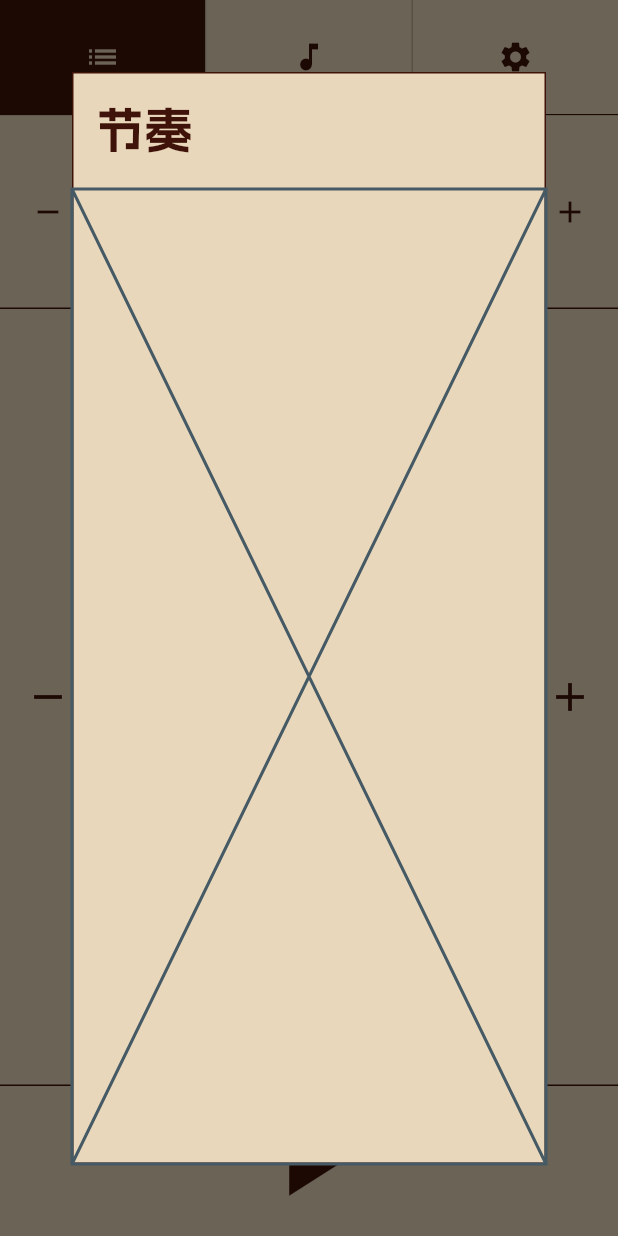
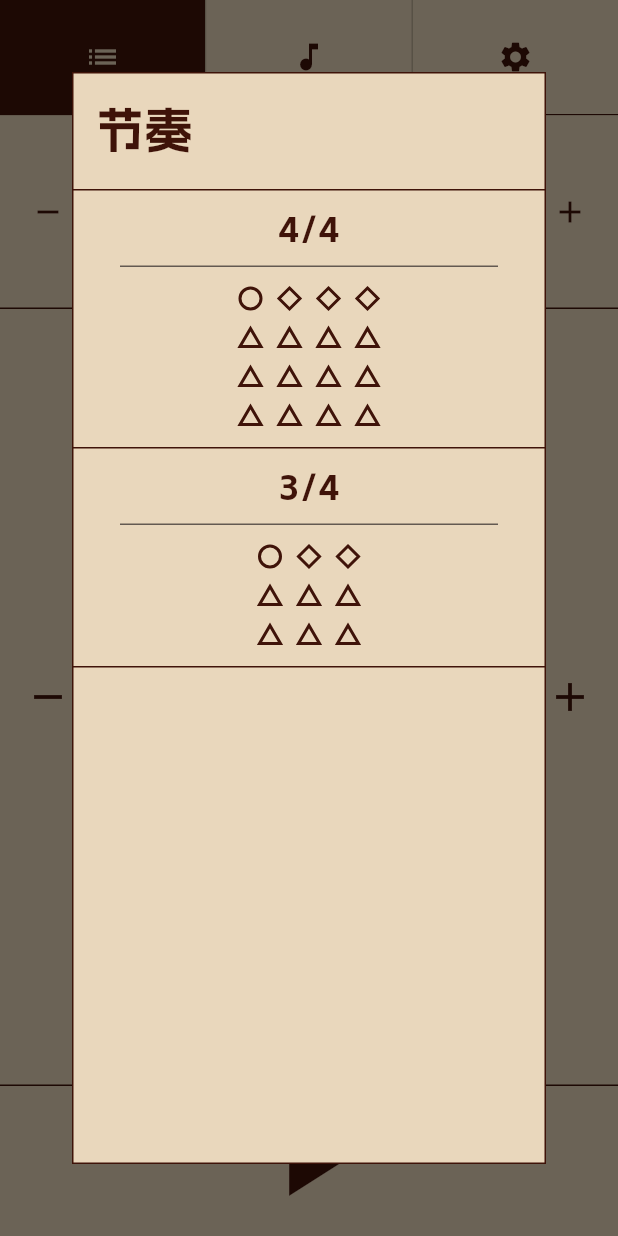
Before and after one commit to Prixii/meowtronome, a Flutter app: the screen it shows after launch, after a tap on the "list" icon, on a phone screen of 412 x 824 dp. Run offline on Flutter 3.47's test engine with Material 3 defaults, Android fonts, the phone set to English and light mode, and no system bars; our stand-ins replace freezed_annotation, shared_preferences; missing offline and left inert: flutter_soloud, window_manager; generated files the repository leaves out were written again; statements that could not run were skipped.

Commit message:
feat: ✨ 节奏型选择

```diff
--- a/lib/core/metronome.dart
+++ b/lib/core/metronome.dart
@@ -7,22 +7,18 @@ import 'package:meowtronome/core/scheduler/model.dart';
 import 'package:meowtronome/core/soloud/soloud_helper.dart';
 import 'package:meowtronome/gen/assets.gen.dart';
 import 'package:meowtronome/global.dart';
-import 'package:shared_preferences/shared_preferences.dart';
+import 'package:meowtronome/ui/shared_preferences_helper.dart';
 
 class Metronome {
   MetronomeState _state;
   final Scheduler _scheduler;
-  late final SharedPreferences prefs;
 
   Metronome() : _state = MetronomeState(), _scheduler = Scheduler();
 
   Future<void> init() async {
-    prefs = await SharedPreferences.getInstance();
-
-    final metronomeState = prefs.getString('metronomeState');
-    if (metronomeState != null) {
-      _state = MetronomeState.fromJson(jsonDecode(metronomeState));
-    }
+    _state = MetronomeState.fromJson(
+      sharedPreferencesHelper.getJsonAndDecode('metronomeState'),
+    );
 
     if (_state.soundTypeMap.isEmpty) {
       _state = _state.copyWith(soundTypeMap: defaultSoundMap);
@@ -202,7 +198,10 @@ class Metronome {
   }
 
   void saveState() {
-    prefs.setString('metronomeState', jsonEncode(_state.toJson()));
+    sharedPreferencesHelper.setString(
+      'metronomeState',
+      jsonEncode(_state.toJson()),
+    );
   }
 
   MetronomeState get state => _state;
--- a/lib/core/soloud/soloud_helper.dart
+++ b/lib/core/soloud/soloud_helper.dart
@@ -14,7 +14,7 @@ class SoloudHelper {
 
   String getSoundAssetOf(SoundType type) => _soundTypeMap[type]!;
 
-  Future<void> initialize() async {
+  Future<void> init() async {
     if (_initialized) return;
 
     await _soloud.init(sampleRate: 48000, bufferSize: 256);
--- a/lib/global.dart
+++ b/lib/global.dart
@@ -1,13 +1,14 @@
 import 'package:flutter/material.dart';
 import 'package:meowtronome/core/enums.dart';
+import 'package:meowtronome/core/rhythm_pattern.dart';
 import 'package:meowtronome/gen/fonts.gen.dart';
 import 'package:meowtronome/ui/metronome/model.dart';
 
 final noteStyles = [
-  NoteStyle(shape: NoteShape.square, soundType: SoundType.type4),
   NoteStyle(shape: NoteShape.circle, soundType: SoundType.type1),
   NoteStyle(shape: NoteShape.diamond, soundType: SoundType.type2),
   NoteStyle(shape: NoteShape.triangle, soundType: SoundType.type3),
+  NoteStyle(shape: NoteShape.square, soundType: SoundType.type4),
 ];
 
 final noteStyleMap = {for (final style in noteStyles) style.soundType: style};
@@ -35,3 +36,69 @@ const defaultSoundMap = {
   SoundType.type3: 'assets/audio/drum_2.wav',
   SoundType.type4: 'assets/audio/drum_3.wav',
 };
+
+const systemRhythmPatterns = [
+  RhythmPattern(
+    name: '4/4',
+    beats: [
+      Beat(
+        notes: [
+          Note(soundType: SoundType.type1),
+          Note(soundType: SoundType.type3),
+          Note(soundType: SoundType.type3),
+          Note(soundType: SoundType.type3),
+        ],
+      ),
+      Beat(
+        notes: [
+          Note(soundType: SoundType.type2),
+          Note(soundType: SoundType.type3),
+          Note(soundType: SoundType.type3),
+          Note(soundType: SoundType.type3),
+        ],
+      ),
+      Beat(
+        notes: [
+          Note(soundType: SoundType.type2),
+          Note(soundType: SoundType.type3),
+          Note(soundType: SoundType.type3),
+          Note(soundType: SoundType.type3),
+        ],
+      ),
+      Beat(
+        notes: [
+          Note(soundType: SoundType.type2),
+          Note(soundType: SoundType.type3),
+          Note(soundType: SoundType.type3),
+          Note(soundType: SoundType.type3),
+        ],
+      ),
+    ],
+  ),
+  RhythmPattern(
+    name: '3/4',
+    beats: [
+      Beat(
+        notes: [
+          Note(soundType: SoundType.type1),
+          Note(soundType: SoundType.type3),
+          Note(soundType: SoundType.type3),
+        ],
+      ),
+      Beat(
+        notes: [
+          Note(soundType: SoundType.type2),
+          Note(soundType: SoundType.type3),
+          Note(soundType: SoundType.type3),
+        ],
+      ),
+      Beat(
+        notes: [
+          Note(soundType: SoundType.type2),
+          Note(soundType: SoundType.type3),
+          Note(soundType: SoundType.type3),
+        ],
+      ),
+    ],
+  ),
+];
--- a/lib/ui/layout_helper.dart
+++ b/lib/ui/layout_helper.dart
@@ -19,6 +19,9 @@ class LayoutHelper {
       isSmallHeight(context) ? 14.0 : 16.0;
   static double getNoteStrokeWidth(BuildContext context) =>
       isSmallHeight(context) ? 2.0 : 3.0;
+  static double getPreviewNoteSize(BuildContext context) =>
+      isSmallHeight(context) ? 6.0 : 8.0;
+  static double getPreviewNoteStrokeWidth(BuildContext context) => 2.0;
 
   static double getBpmTextSize(BuildContext context) =>
       isSmallHeight(context) ? 98.0 : 128.0;
@@ -33,7 +36,7 @@ class LayoutHelper {
       isSmallHeight(context) ? 20.0 : 24.0;
 
   static double getConfigSliderWidth(BuildContext context) =>
-      isSmallWidth(context) ? 100.0 : 300.0;
+      isSmallWidth(context) ? 100.0 : 250.0;
 
   static EdgeInsets getModalContainerPadding(BuildContext context) =>
       isSmallWidth(context)
--- a/lib/ui/metronome/components/animated_note.dart
+++ b/lib/ui/metronome/components/animated_note.dart
@@ -11,18 +11,22 @@ class AnimatedNote extends StatefulWidget {
     super.key,
     required this.soundType,
     required this.isPlaying,
+    required this.size,
+    this.strokeWidth,
   });
 
   final SoundType soundType;
   final bool isPlaying;
+  final double size;
+  final double? strokeWidth;
 
   static const double paddingSize = 4;
   static const maxSizeScale = 1.4;
   static const minSizeScale = 0.9;
 
-  static Size layoutSize(BuildContext context) {
-    final size = LayoutHelper.getNoteSize(context);
-    final dimension = size + paddingSize * 2;
+  static Size layoutSize(BuildContext context, {double? size}) {
+    final noteSize = size ?? LayoutHelper.getNoteSize(context);
+    final dimension = noteSize + paddingSize * 2;
     return Size(dimension, dimension);
   }
 
@@ -81,9 +85,10 @@ class _AnimatedNoteState extends State<AnimatedNote>
   @override
   Widget build(BuildContext context) {
     final style = noteStyleMap[widget.soundType]!;
-    final layoutSize = AnimatedNote.layoutSize(context);
-    final size = LayoutHelper.getNoteSize(context);
-    final strokeWidth = LayoutHelper.getNoteStrokeWidth(context);
+    final layoutSize = AnimatedNote.layoutSize(context, size: widget.size);
+    final size = widget.size;
+    final strokeWidth =
+        widget.strokeWidth ?? LayoutHelper.getNoteStrokeWidth(context);
 
     return SizedBox(
       width: layoutSize.width,
--- a/lib/ui/metronome/components/pattern_panel.dart
+++ b/lib/ui/metronome/components/pattern_panel.dart
@@ -112,6 +112,7 @@ class PatternPanel extends StatelessWidget {
                                         pattern.beats[i],
                                         i,
                                         notifier,
+                                        context,
                                       ),
                                     ),
                                     CustomIconButton(
@@ -149,13 +150,19 @@ class PatternPanel extends StatelessWidget {
     );
   }
 
-  Widget _buildBeat(Beat beat, int beatIndex, MetronomeNotifier notifier) {
+  Widget _buildBeat(
+    Beat beat,
+    int beatIndex,
+    MetronomeNotifier notifier,
+    BuildContext context,
+  ) {
     final noteWidgets = [
       for (int i = 0; i < beat.notes.length; i++)
         GestureDetector(
           child: AnimatedNote(
             soundType: beat.notes[i].soundType,
             isPlaying: notifier.isCurrentNote(beatIndex, i),
+            size: LayoutHelper.getNoteSize(context),
           ),
           onTap: () => {
             notifier.setNoteSoundType(
--- a/lib/ui/metronome/components/top_button_group.dart
+++ b/lib/ui/metronome/components/top_button_group.dart
@@ -18,7 +18,7 @@ class TopButtonGroup extends StatelessWidget {
   final double height;
   final List<_TabConfig> _configs = [
     _TabConfig(
-      child: (notifier) => PatternSelector(notifier: notifier),
+      child: (notifier) => PatternSelector(metronomeNotifier: notifier),
       icon: Icons.list,
     ),
     _TabConfig(
--- a/lib/ui/metronome/provider/metronome_notifier.dart
+++ b/lib/ui/metronome/provider/metronome_notifier.dart
@@ -114,6 +114,8 @@ class MetronomeNotifier extends ChangeNotifier {
     notifyListeners();
   }
 
+  void setPattern(RhythmPattern pattern) => _metronome.setPattern(pattern);
+
   bool get isConfigPageOpen => _isConfigPageOpen;
 
   @override
--- /dev/null
+++ b/lib/ui/pattern_selector/components/rhythm_pattern_item.dart
@@ -0,0 +1,47 @@
+import 'package:flutter/material.dart';
+import 'package:meowtronome/core/rhythm_pattern.dart';
+import 'package:meowtronome/global.dart';
+import 'package:meowtronome/ui/components/custom_divider.dart';
+import 'package:meowtronome/ui/pattern_selector/components/rhythm_pattern_preview.dart';
+
+class RhythmPatternItem extends StatelessWidget {
+  const RhythmPatternItem({
+    super.key,
+    required this.pattern,
+    required this.uuid,
+    this.onSelect,
+  });
+  final RhythmPattern pattern;
+  final String uuid;
+  final void Function()? onSelect;
+
+  @override
+  Widget build(BuildContext context) {
+    return GestureDetector(
+      behavior: .opaque,
+      onTap: () => onSelect?.call(),
+      child: Column(
+        mainAxisAlignment: .center,
+        children: [
+          const SizedBox(height: 8),
+          Text(
+            pattern.name,
+            style: subtitleTextStyle.copyWith(
+              color: Theme.of(context).colorScheme.primary,
+            ),
+          ),
+          const SizedBox(height: 8),
+          CustomDivider(
+            indent: 32,
+            endIndent: 32,
+            color: Theme.of(context).colorScheme.primaryFixedDim,
+          ),
+          const SizedBox(height: 8),
+          RhythmPatternPreview(pattern: pattern),
+          const SizedBox(height: 8),
+          const CustomDivider(),
+        ],
+      ),
+    );
+  }
+}
--- /dev/null
+++ b/lib/ui/pattern_selector/components/rhythm_pattern_preview.dart
@@ -0,0 +1,37 @@
+import 'package:flutter/material.dart';
+import 'package:meowtronome/core/rhythm_pattern.dart';
+import 'package:meowtronome/ui/layout_helper.dart';
+import 'package:meowtronome/ui/metronome/components/animated_note.dart';
+
+class RhythmPatternPreview extends StatelessWidget {
+  const RhythmPatternPreview({super.key, required this.pattern});
+  final RhythmPattern pattern;
+
+  static final notePadding = 5.0;
+
+  @override
+  Widget build(BuildContext context) {
+    return Row(
+      mainAxisAlignment: .center,
+      children: [for (final beat in pattern.beats) _buildBeat(beat, context)],
+    );
+  }
+
+  Widget _buildBeat(Beat beat, BuildContext context) {
+    return Column(
+      children: [for (final note in beat.notes) _buildNote(note, context)],
+    );
+  }
+
+  Widget _buildNote(Note note, BuildContext context) {
+    return Padding(
+      padding: EdgeInsets.all(notePadding),
+      child: AnimatedNote(
+        soundType: note.soundType,
+        isPlaying: false,
+        size: LayoutHelper.getPreviewNoteSize(context),
+        strokeWidth: LayoutHelper.getPreviewNoteStrokeWidth(context),
+      ),
+    );
+  }
+}
--- a/lib/ui/pattern_selector/index.dart
+++ b/lib/ui/pattern_selector/index.dart
@@ -1,18 +1,37 @@
 import 'package:flutter/material.dart';
 import 'package:meowtronome/global.dart';
+import 'package:meowtronome/ui/components/custom_divider.dart';
 import 'package:meowtronome/ui/components/modal_container.dart';
 import 'package:meowtronome/ui/layout_helper.dart';
 import 'package:meowtronome/ui/metronome/provider/metronome_notifier.dart';
+import 'package:meowtronome/ui/pattern_selector/components/rhythm_pattern_item.dart';
+import 'package:meowtronome/ui/pattern_selector/provider/pattern_selector_notifier.dart';
+import 'package:provider/provider.dart';
 
 class PatternSelector extends StatelessWidget {
-  const PatternSelector({super.key, required this.notifier});
-  final MetronomeNotifier notifier;
+  const PatternSelector({super.key, required this.metronomeNotifier});
+  final MetronomeNotifier metronomeNotifier;
+
   @override
   Widget build(BuildContext context) {
-    return ModalContainer(child: _buildContent(context));
+    return ChangeNotifierProvider(
+      create: (_) => PatternSelectorNotifier(),
+      child: ModalContainer(
+        child: PatternSelectorBody(metronomeNotifier: metronomeNotifier),
+      ),
+    );
   }
+}
 
-  Widget _buildContent(BuildContext context) {
+class PatternSelectorBody extends StatelessWidget {
+  const PatternSelectorBody({super.key, required this.metronomeNotifier});
+
+  final MetronomeNotifier metronomeNotifier;
+
+  @override
+  Widget build(BuildContext context) {
+    final notifier = context.watch<PatternSelectorNotifier>();
+
     return Column(
       crossAxisAlignment: .start,
       children: [
@@ -26,7 +45,25 @@ class PatternSelector extends StatelessWidget {
             textAlign: .left,
           ),
         ),
-        Expanded(child: Placeholder()),
+        CustomDivider(),
+        Expanded(
+          child: SingleChildScrollView(
+            child: Column(
+              mainAxisSize: MainAxisSize.min,
+              children: [
+                for (final patternEntry in notifier.getPatterns().entries)
+                  RhythmPatternItem(
+                    pattern: patternEntry.value,
+                    uuid: patternEntry.key,
+                    onSelect: () {
+                      metronomeNotifier.setPattern(patternEntry.value);
+                      Navigator.pop(context);
+                    },
+                  ),
+              ],
+            ),
+          ),
+        ),
       ],
     );
   }
--- /dev/null
+++ b/lib/ui/pattern_selector/provider/pattern_selector_notifier.dart
@@ -0,0 +1,24 @@
+import 'package:flutter/material.dart';
+import 'package:meowtronome/core/rhythm_pattern.dart';
+import 'package:meowtronome/global.dart';
+import 'package:meowtronome/ui/pattern_selector/provider/pattern_selector_state.dart';
+
+class PatternSelectorNotifier extends ChangeNotifier {
+  var _state = PatternSelectorState();
+
+  PatternSelectorNotifier() {
+    _state = _state.copyWith(
+      systemPatterns: systemRhythmPatterns,
+      userPatterns: {},
+    );
+  }
+
+  Map<String, RhythmPattern> getPatterns() {
+    Map<String, RhythmPattern> patterns = {};
+    for (final pattern in _state.systemPatterns) {
+      patterns[pattern.name] = pattern;
+    }
+    patterns.addAll(_state.userPatterns);
+    return patterns;
+  }
+}
--- /dev/null
+++ b/lib/ui/pattern_selector/provider/pattern_selector_state.dart
@@ -0,0 +1,12 @@
+import 'package:freezed_annotation/freezed_annotation.dart';
+import 'package:meowtronome/core/rhythm_pattern.dart';
+
+part 'pattern_selector_state.freezed.dart';
+
+@freezed
+sealed class PatternSelectorState with _$PatternSelectorState {
+  const factory PatternSelectorState({
+    @Default([]) List<RhythmPattern> systemPatterns,
+    @Default({}) Map<String, RhythmPattern> userPatterns,
+  }) = _PatternSelectorState;
+}
--- /dev/null
+++ b/lib/ui/shared_preferences_helper.dart
@@ -0,0 +1,18 @@
+import 'dart:convert';
+
+import 'package:shared_preferences/shared_preferences.dart';
+
+final sharedPreferencesHelper = SharedPreferencesHelper();
+
+class SharedPreferencesHelper {
+  late final SharedPreferences prefs;
+
+  Future<void> init() async {
+    prefs = await SharedPreferences.getInstance();
+  }
+
+  dynamic getJsonAndDecode(String key) =>
+      jsonDecode(prefs.getString(key) ?? '{}');
+
+  void setString(String key, String value) => prefs.setString(key, value);
+}
--- a/lib/ui/splash/index.dart
+++ b/lib/ui/splash/index.dart
@@ -3,6 +3,7 @@ import 'package:meowtronome/core/soloud/soloud_helper.dart';
 import 'package:meowtronome/gen/assets.gen.dart';
 import 'package:meowtronome/ui/metronome/provider/metronome_notifier.dart';
 import 'package:meowtronome/ui/metronome/index.dart';
+import 'package:meowtronome/ui/shared_preferences_helper.dart';
 import 'package:provider/provider.dart';
 
 class SplashPage extends StatefulWidget {
@@ -13,7 +14,7 @@ class SplashPage extends StatefulWidget {
 }
 
 class _SplashPageState extends State<SplashPage> {
-  MetronomeNotifier? _provider;
+  late MetronomeNotifier _provider;
   bool _navigated = false;
 
   @override
@@ -23,12 +24,10 @@ class _SplashPageState extends State<SplashPage> {
   }
 
   Future<void> _init() async {
-    final provider = MetronomeNotifier();
-    _provider = provider;
+    _provider = MetronomeNotifier();
 
     await Future.wait([
-      soloudHelper.initialize(),
-      provider.init(),
+      initComponents(),
       Future.delayed(const Duration(seconds: 1)),
     ]);
 
@@ -38,7 +37,7 @@ class _SplashPageState extends State<SplashPage> {
     Navigator.of(context).pushReplacement(
       MaterialPageRoute<void>(
         builder: (_) => ChangeNotifierProvider.value(
-          value: provider,
+          value: _provider,
           child: const MetronomePage(),
         ),
       ),
@@ -48,7 +47,7 @@ class _SplashPageState extends State<SplashPage> {
   @override
   void dispose() {
     if (!_navigated) {
-      _provider?.dispose();
+      _provider.dispose();
     }
     super.dispose();
   }
@@ -64,4 +63,9 @@ class _SplashPageState extends State<SplashPage> {
       ),
     );
   }
+
+  Future<void> initComponents() async {
+    await sharedPreferencesHelper.init();
+    await Future.wait([_provider.init(), soloudHelper.init()]);
+  }
 }
--- a/lib/ui/tone_selector/index.dart
+++ b/lib/ui/tone_selector/index.dart
@@ -82,7 +82,11 @@ class ToneSelector extends StatelessWidget {
           SizedBox(
             height: LayoutHelper.getToneSelectorItemHeight(context),
             child: Center(
-              child: AnimatedNote(soundType: style.soundType, isPlaying: false),
+              child: AnimatedNote(
+                soundType: style.soundType,
+                isPlaying: false,
+                size: LayoutHelper.getNoteSize(context),
+              ),
             ),
           ),
           CustomDivider(
```
